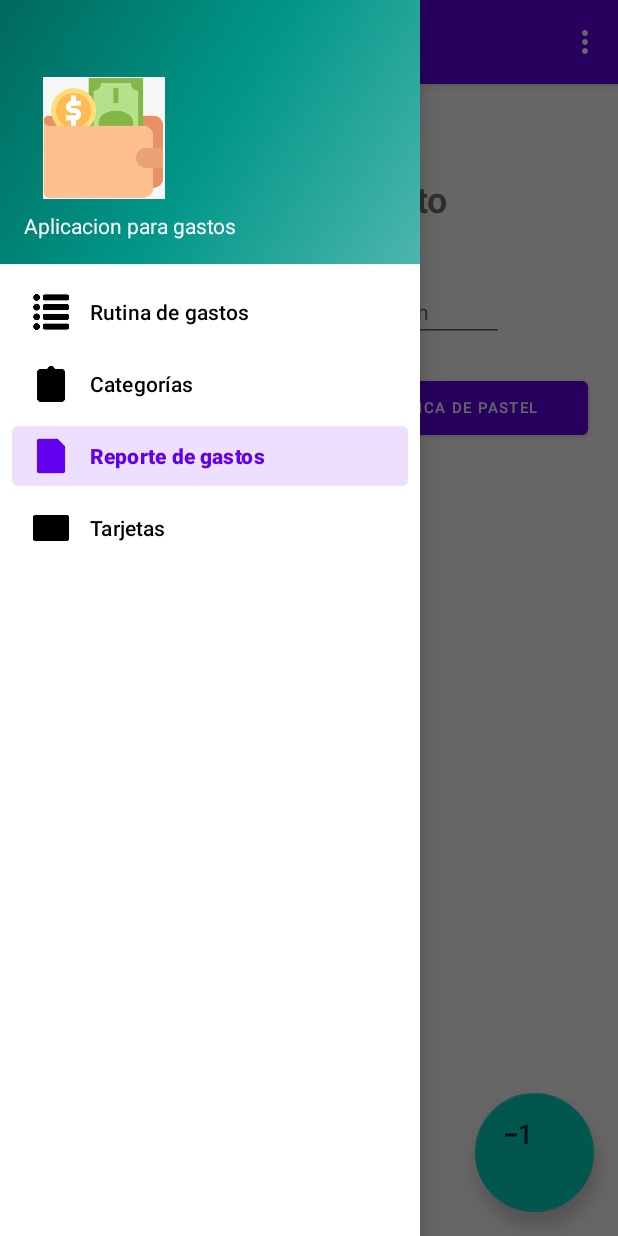
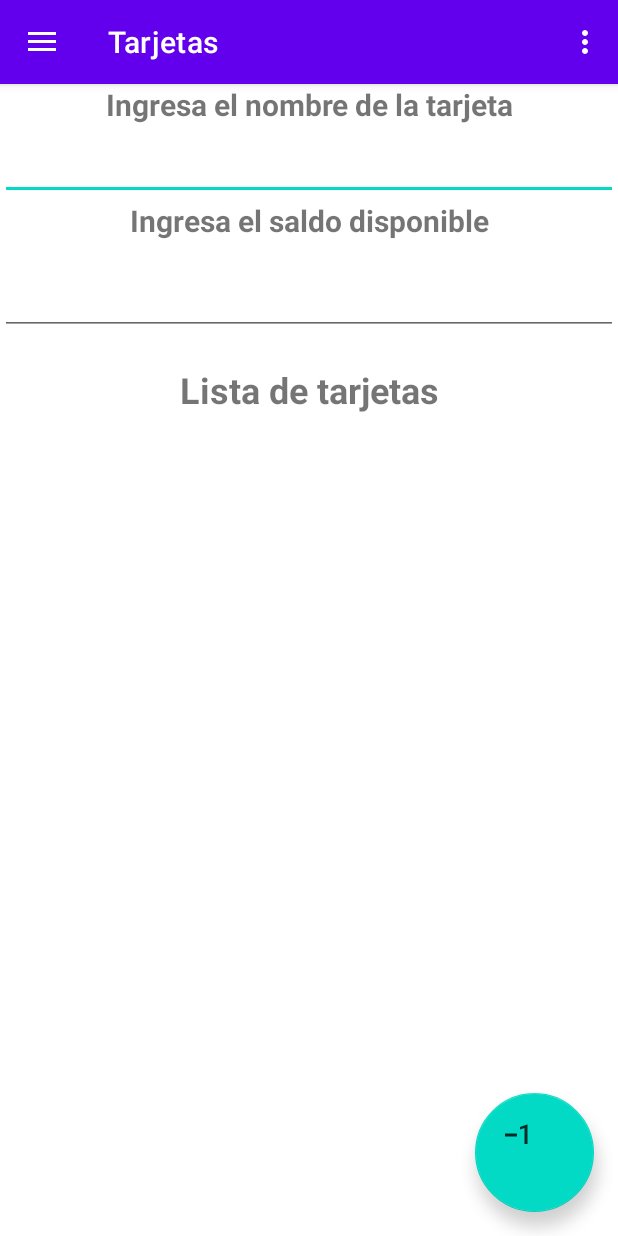
Before and after one commit to JorgeDhSS/AppGastos, an Android app: the MainActivity screen opened directly, with no data from a screen before it, in the side drawer, after a tap on "Tarjetas", on a phone screen of 412 x 824 dp. Run offline under Robolectric (Android 15) with nearby library versions, the phone set to English and light mode, and no system bars; our stand-ins replace Firebase (no records; nobody signed in at launch, a user with empty details on screens opened directly), navigation-ui; libraries missing offline, so code that uses them is left out: com.github.mikephil.charting; plain views replace BarChart, PieChart.

Commit message:
Fragmentación de tarjeta y enlace

```diff
--- a/app/src/main/java/com/example/appgastos/Login.java
+++ b/app/src/main/java/com/example/appgastos/Login.java
@@ -90,7 +90,7 @@ public class Login extends AppCompatActivity {
                             SharedPreferences.Editor editorPreferenrences = datosUsuario.edit();
                             editorPreferenrences.putString("mail", Eduser.getText().toString().trim());
                             editorPreferenrences.commit();
-                            startActivity(new Intent(Login.this, MenuTarjetas.class));
+                            startActivity(new Intent(Login.this, MainActivity.class));
                             finish();
                         }else{
                             Toast.makeText(getApplicationContext(), "Autenticación fallida, correo o contraseña incorrectas", Toast.LENGTH_SHORT).show();
--- a/app/src/main/java/com/example/appgastos/MainActivity.java
+++ b/app/src/main/java/com/example/appgastos/MainActivity.java
@@ -46,7 +46,7 @@ public class MainActivity extends AppCompatActivity {
         // Passing each menu ID as a set of Ids because each
         // menu should be considered as top level destinations.
         mAppBarConfiguration = new AppBarConfiguration.Builder(
-                R.id.nav_categories, R.id.nav_rutine, R.id.reporte, R.id.nav_cards, R.id.paginaPricipal)
+                R.id.nav_categories, R.id.nav_rutine, R.id.reporte, R.id.tarjetas, R.id.paginaPricipal)
                 .setDrawerLayout(drawer)
                 .build();
         NavController navController = Navigation.findNavController(this, R.id.nav_host_fragment_content_main);
--- /dev/null
+++ b/app/src/main/java/com/example/appgastos/ui/tarjetas/TarjetaFragment.java
@@ -0,0 +1,36 @@
+package com.example.appgastos.ui.tarjetas;
+
+import android.content.Intent;
+import android.os.Bundle;
+import android.view.LayoutInflater;
+import android.view.View;
+import android.view.ViewGroup;
+import android.widget.Button;
+import android.widget.ImageView;
+
+import androidx.annotation.NonNull;
+import androidx.fragment.app.Fragment;
+import androidx.lifecycle.ViewModelProvider;
+
+import com.example.appgastos.Login;
+import com.example.appgastos.R;
+import com.example.appgastos.databinding.FragmentTarjetasBinding;
+import com.example.appgastos.ui.PaginaPrincipal.PaginaPrincipalViewModel;
+import com.google.firebase.auth.FirebaseAuth;
+import com.google.firebase.database.DatabaseReference;
+
+public class TarjetaFragment extends Fragment {
+    private FragmentTarjetasBinding binding;
+    private FirebaseAuth mAuth = FirebaseAuth.getInstance();
+    private DatabaseReference ingresosDB;
+
+    public View onCreateView(@NonNull LayoutInflater inflater,
+                             ViewGroup container, Bundle savedInstanceState) {
+        TarjetaViewModel TarjetaViewModel = new ViewModelProvider(this).get(TarjetaViewModel.class);
+
+        binding = FragmentTarjetasBinding.inflate(inflater, container, false);
+        View root = binding.getRoot();
+
+        return root;
+    }
+}
--- /dev/null
+++ b/app/src/main/java/com/example/appgastos/ui/tarjetas/TarjetaViewModel.java
@@ -0,0 +1,18 @@
+package com.example.appgastos.ui.tarjetas;
+
+import androidx.lifecycle.LiveData;
+import androidx.lifecycle.MutableLiveData;
+import androidx.lifecycle.ViewModel;
+
+public class TarjetaViewModel extends ViewModel {
+    private MutableLiveData<String> mText;
+
+    public TarjetaViewModel() {
+        mText = new MutableLiveData<>();
+        mText.setValue("This is home fragment");
+    }
+
+    public LiveData<String> getText() {
+        return mText;
+    }
+}
--- /dev/null
+++ b/app/src/main/res/layout/fragment_tarjetas.xml
@@ -0,0 +1,11 @@
+<?xml version="1.0" encoding="utf-8"?>
+<FrameLayout xmlns:android="http://schemas.android.com/apk/res/android"
+    xmlns:tools="http://schemas.android.com/tools"
+    android:layout_width="match_parent"
+    android:layout_height="match_parent"
+    tools:context=".tarjetas">
+
+    <!-- TODO: Update blank fragment layout -->
+    <include layout="@layout/activity_menu_tarjetas"/>
+
+</FrameLayout>
--- a/app/src/main/res/menu/activity_main_drawer.xml
+++ b/app/src/main/res/menu/activity_main_drawer.xml
@@ -6,18 +6,18 @@
     <group android:checkableBehavior="single">
         <item
             android:id="@+id/nav_categories"
-            android:icon="@drawable/_18970"
+            android:icon="@drawable/ic_menu_camera"
             android:title="Rutina de gastos" />
         <item
             android:id="@+id/nav_rutine"
-            android:icon="@drawable/_373728"
+            android:icon="@drawable/ic_menu_gallery"
             android:title="Categorías" />
         <item
             android:id="@+id/reporte"
-            android:icon="@drawable/_586859"
+            android:icon="@drawable/ic_menu_slideshow"
             android:title="Reporte de gastos" />
         <item
-            android:id="@+id/nav_cards"
+            android:id="@+id/tarjetas"
             android:icon="@drawable/_922888"
             android:title="Tarjetas" />
     </group>
--- a/app/src/main/res/navigation/mobile_navigation.xml
+++ b/app/src/main/res/navigation/mobile_navigation.xml
@@ -32,4 +32,9 @@
         android:name="com.example.appgastos.ui.reporte.ReporteFragment"
         android:label="Reporte de Gastos"
         tools:layout="@layout/fragment_reporte" />
+    <fragment
+        android:id="@+id/tarjetas"
+        android:name="com.example.appgastos.ui.tarjetas.TarjetaFragment"
+        android:label="Tarjetas"
+        tools:layout="@layout/fragment_tarjetas" />
 </navigation>
```
Also changed, not shown: app/src/main/java/com/example/appgastos/tarjetas.java (added, +64 -0 lines).
